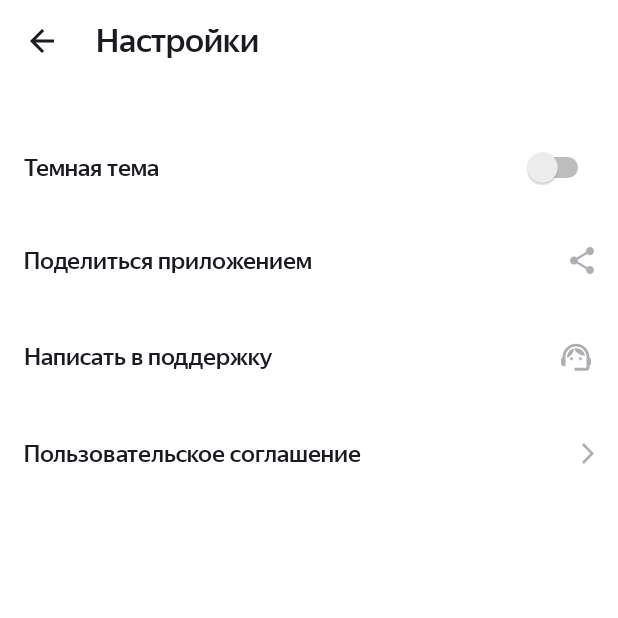
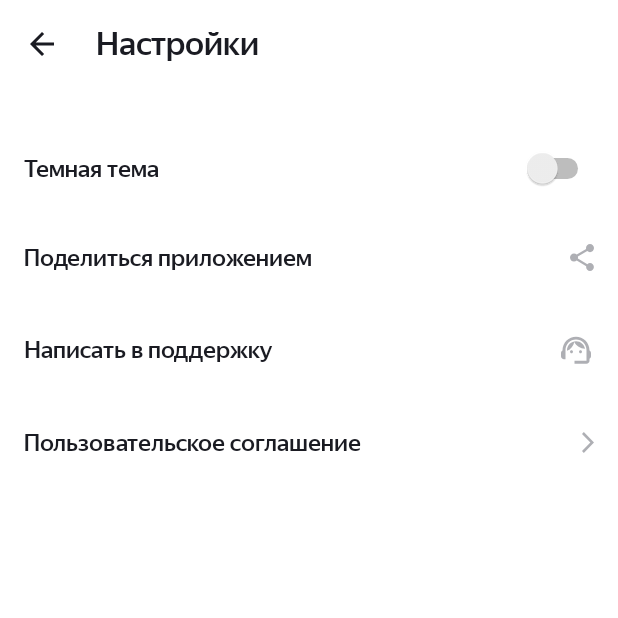
Before and after one commit to GoetzDeBouville/PlaylistMaker, an Android app: the screen it shows after launch (Settings before the commit, SettingsActivity after it), after a tap on "Настройки", on a phone screen of 412 x 824 dp, the top half of it. Run offline under Robolectric (Android 15) with nearby library versions, the phone set to English and light mode, and no system bars.

Commit message:
Исключен весь текст из SettingsActivity.kt, исправлены ошибки, проведен небольшой рефакторинг

```diff
--- a/app/src/main/AndroidManifest.xml
+++ b/app/src/main/AndroidManifest.xml
@@ -14,13 +14,13 @@
         android:theme="@style/Theme.MaterialComponents.DayNight.NoActionBar"
         tools:targetApi="31">
         <activity
-            android:name=".Search"
+            android:name=".SearchActivity"
             android:exported="false" />
         <activity
-            android:name=".Media"
+            android:name=".MediaActivity"
             android:exported="false" />
         <activity
-            android:name=".Settings"
+            android:name=".SettingsActivity"
             android:exported="false" />
         <activity
             android:name=".MainActivity"
--- a/app/src/main/java/com/example/playlistmaker/MainActivity.kt
+++ b/app/src/main/java/com/example/playlistmaker/MainActivity.kt
@@ -14,17 +14,17 @@ class MainActivity : AppCompatActivity() {
         val settingsButton = findViewById<Button>(R.id.settings)
 
         searchButton.setOnClickListener {
-            val searchIntent = Intent(this, Search::class.java)
+            val searchIntent = Intent(this, SearchActivity::class.java)
             startActivity(searchIntent)
         }
 
         mediaButton.setOnClickListener {
-            val mediaIntent = Intent(this, Media::class.java)
+            val mediaIntent = Intent(this, MediaActivity::class.java)
             startActivity(mediaIntent)
         }
 
         settingsButton.setOnClickListener {
-            val settingsIntent = Intent(this, Settings::class.java)
+            val settingsIntent = Intent(this, SettingsActivity::class.java)
             startActivity(settingsIntent)
         }
     }
--- a/app/src/main/java/com/example/playlistmaker/Media.kt
+++ b/app/src/main/java/com/example/playlistmaker/MediaActivity.kt
@@ -3,7 +3,7 @@ package com.example.playlistmaker
 import androidx.appcompat.app.AppCompatActivity
 import android.os.Bundle
 
-class Media : AppCompatActivity() {
+class MediaActivity : AppCompatActivity() {
     override fun onCreate(savedInstanceState: Bundle?) {
         super.onCreate(savedInstanceState)
         setContentView(R.layout.activity_media)
--- /dev/null
+++ b/app/src/main/java/com/example/playlistmaker/SettingsActivity.kt
@@ -0,0 +1,59 @@
+package com.example.playlistmaker
+
+import android.annotation.SuppressLint
+import android.content.Intent
+import android.net.Uri
+import androidx.appcompat.app.AppCompatActivity
+import android.os.Bundle
+import android.widget.ImageView
+import android.widget.LinearLayout
+import android.widget.Toast
+
+class SettingsActivity : AppCompatActivity() {
+    override fun onCreate(savedInstanceState: Bundle?) {
+        super.onCreate(savedInstanceState)
+        setContentView(R.layout.activity_settings)
+
+        val arrowBackButton = findViewById<ImageView>(R.id.arrow_back)
+        val shareAppButton = findViewById<LinearLayout>(R.id.share_app)
+        val sendEmailButton = findViewById<LinearLayout>(R.id.text_to_support)
+        val readOfferLink = findViewById<LinearLayout>(R.id.user_agreement)
+
+        arrowBackButton.setOnClickListener { finish() }
+        shareAppButton.setOnClickListener { shareApp() }
+        sendEmailButton.setOnClickListener { sendEmail() }
+        readOfferLink.setOnClickListener { readOffer() }
+    }
+
+    private fun shareApp() {
+        Intent().apply {
+            action = Intent.ACTION_SEND
+            type = "text/plain"
+            putExtra(Intent.EXTRA_TEXT, getString(R.string.android_practicum_link))
+            startActivity(Intent.createChooser(this, getString(R.string.share_app)))
+        }
+    }
+
+    @SuppressLint("QueryPermissionsNeeded")
+    private fun sendEmail() {
+        val intentSend = Intent(Intent.ACTION_SEND).apply {
+            type = "message/rfc822"
+            putExtra(Intent.EXTRA_EMAIL, arrayOf(getString(R.string.target_email)))
+            putExtra(Intent.EXTRA_SUBJECT, getString(R.string.subject))
+            putExtra(Intent.EXTRA_TEXT, getString(R.string.text_message))
+        }
+        if (intentSend.resolveActivity(packageManager) != null) {
+            startActivity(Intent.createChooser(intentSend, getString(R.string.text_email_app)))
+        } else {
+            Toast.makeText(this, getString(R.string.text_no_email_app), Toast.LENGTH_LONG).show()
+        }
+    }
+
+    @SuppressLint("QueryPermissionsNeeded")
+    private fun readOffer() {
+        val intentOffer = Intent(Intent.ACTION_VIEW).apply {
+            data = Uri.parse(getString(R.string.practicum_offer_link))
+        }
+        startActivity(intentOffer)
+    }
+}
--- a/app/src/main/res/layout/activity_media.xml
+++ b/app/src/main/res/layout/activity_media.xml
@@ -5,7 +5,7 @@
     android:layout_height="match_parent"
     android:background="@color/white"
     android:orientation="vertical"
-    android:paddingHorizontal="@dimen/common_padding">
+    android:paddingHorizontal="@dimen/dimen_16dp">
 
     <TextView
         android:layout_width="match_parent"
--- a/app/src/main/res/layout/activity_settings.xml
+++ b/app/src/main/res/layout/activity_settings.xml
@@ -3,20 +3,22 @@
     xmlns:app="http://schemas.android.com/apk/res-auto"
     xmlns:tools="http://schemas.android.com/tools"
     style="@style/SettingsBackgroundStyle"
-    android:paddingHorizontal="@dimen/common_padding"
-    android:paddingTop="@dimen/layouts_padding">
+    android:paddingHorizontal="@dimen/dimen_16dp"
+    android:paddingTop="@dimen/dimen_16dp">
 
     <LinearLayout
-        style="@style/SettingsHeaderStyle"
+        style="@style/ActivityHeaderStyle"
         android:orientation="horizontal">
 
         <ImageView
+            android:id="@+id/arrow_back"
             style="@style/SettingsHeaderIconStyle"
-            android:id="@+id/arrow_back"
+            android:layout_marginStart="@dimen/dimen_4dp"
             android:src="@drawable/arrow_back" />
 
         <TextView
-            style="@style/HeaderTextStyle"
+            style="@style/SettingsHeaderTextStyle"
+            android:paddingStart="@dimen/dimen_28dp"
             android:text="@string/settings"
             tools:ignore="RtlSymmetry" />
     </LinearLayout>
@@ -24,12 +26,12 @@
     <LinearLayout
         android:layout_width="match_parent"
         android:layout_height="wrap_content"
-        android:layout_marginTop="@dimen/layouts_paddingtop_large"
+        android:layout_marginTop="@dimen/dimen_40dp"
         android:orientation="horizontal">
 
         <TextView
             style="@style/SettingsTitle"
-            android:layout_marginVertical="21dp"
+            android:layout_marginVertical="@dimen/dimen_20dp"
             android:layout_weight="1"
             android:text="@string/dark_theme" />
 
@@ -37,12 +39,15 @@
             android:layout_width="wrap_content"
             android:layout_height="match_parent"
             android:layout_gravity="bottom"
-            android:minWidth="48dp"
+            android:minWidth="@dimen/dimen_48dp"
             tools:ignore="UseSwitchCompatOrMaterialXml" />
 
     </LinearLayout>
 
-    <LinearLayout style="@style/SettingsOptionContainer">
+    <LinearLayout
+        android:id="@+id/share_app"
+        style="@style/SettingsOptionContainer"
+        android:paddingVertical="@dimen/dimen_20dp">
 
         <TextView
             style="@style/SettingsTitle"
@@ -50,13 +55,15 @@
             android:text="@string/share_app" />
 
         <ImageView
-            android:id="@+id/share_app"
             style="@style/SettingsIcon"
             android:src="@drawable/share" />
 
     </LinearLayout>
 
-    <LinearLayout style="@style/SettingsOptionContainer">
+    <LinearLayout
+        android:id="@+id/text_to_support"
+        style="@style/SettingsOptionContainer"
+        android:paddingVertical="@dimen/dimen_20dp">
 
         <TextView
             style="@style/SettingsTitle"
@@ -64,13 +71,15 @@
             android:text="@string/text_to_support" />
 
         <ImageView
-            android:id="@+id/text_to_support"
             style="@style/SettingsIcon"
             android:src="@drawable/support" />
 
     </LinearLayout>
 
-    <LinearLayout style="@style/SettingsOptionContainer">
+    <LinearLayout
+        android:id="@+id/user_agreement"
+        style="@style/SettingsOptionContainer"
+        android:paddingVertical="@dimen/dimen_20dp">
 
         <TextView
             style="@style/SettingsTitle"
@@ -78,7 +87,6 @@
             android:text="@string/user_agreement" />
 
         <ImageView
-            android:id="@+id/user_agreement"
             style="@style/SettingsIcon"
             android:src="@drawable/arrow_forward" />
     </LinearLayout>
--- a/app/src/main/res/values-night/styles.xml
+++ b/app/src/main/res/values-night/styles.xml
@@ -16,19 +16,17 @@
         <item name="android:textSize">@dimen/main_text_size</item>
     </style>
 
-    <style name="MainButton">
+    <style name="MainButton" parent="Widget.MaterialComponents.Button.UnelevatedButton">
         <item name="android:layout_width">match_parent</item>
         <item name="android:layout_height">match_parent</item>
         <item name="android:backgroundTint">@color/white</item>
         <item name="android:gravity">center</item>
         <item name="android:fontFamily">@font/ys_display_medium</item>
-        <item name="android:insetTop">@dimen/common_padding</item>
         <item name="android:textAllCaps">false</item>
         <item name="android:textColor">@color/black_text</item>
         <item name="android:textSize">@dimen/main_text_size</item>
-        <item name="cornerRadius">@dimen/corner_radius</item>
+        <item name="cornerRadius">@dimen/dimen_24dp</item>
         <item name="iconGravity">textStart</item>
-        <item name="iconPadding">@dimen/icon_padding</item>
         <item name="iconTint">@color/black_text</item>
     </style>
 
@@ -39,18 +37,9 @@
         <item name="android:background">@color/background_color_dark</item>
     </style>
 
-    <style name="SettingsHeaderStyle">
+    <style name="ActivityHeaderStyle">
         <item name="android:layout_width">wrap_content</item>
         <item name="android:layout_height">wrap_content</item>
-    </style>
-
-    <style name="HeaderTextStyle">
-        <item name="android:layout_width">wrap_content</item>
-        <item name="android:layout_height">wrap_content</item>
-        <item name="android:paddingStart">@dimen/vertical_padding</item>
-        <item name="android:textColor">@color/white</item>
-        <item name="android:textSize">@dimen/main_text_size</item>
-        <item name="android:fontFamily">@font/ys_display_medium</item>
     </style>
 
     <style name="SettingsHeaderIconStyle">
@@ -58,12 +47,19 @@
         <item name="android:layout_height">wrap_content</item>
         <item name="android:layout_gravity">center_vertical</item>
         <item name="tint">@color/white</item>
-        <item name="android:layout_marginStart">4dp</item>
         <item name="android:foreground">?attr/selectableItemBackground</item>
     </style>
 
+    <style name="SettingsHeaderTextStyle">
+        <item name="android:layout_width">wrap_content</item>
+        <item name="android:layout_height">wrap_content</item>
+        <item name="android:textColor">@color/white</item>
+        <item name="android:textSize">@dimen/main_text_size</item>
+        <item name="android:fontFamily">@font/ys_display_medium</item>
+    </style>
+
     <style name="SettingsTitle">
-        <item name="android:layout_width">wrap_content</item>
+        <item name="android:layout_width">0dp</item>
         <item name="android:layout_height">wrap_content</item>
         <item name="android:textColor">@color/white</item>
         <item name="android:textSize">@dimen/small_text</item>
@@ -81,9 +77,7 @@
         <item name="android:layout_height">wrap_content</item>
         <item name="android:gravity">center</item>
         <item name="android:orientation">horizontal</item>
-        <item name="android:paddingVertical">@dimen/options_padding</item>
         <item name="android:fontFamily">@font/ys_display_regular</item>
-
     </style>
 
     <style name="SearchBackgroundStyle">
@@ -91,7 +85,6 @@
         <item name="android:layout_height">match_parent</item>
         <item name="android:orientation">vertical</item>
         <item name="android:background">@color/black_text</item>
-        <item name="android:paddingTop">@dimen/layouts_padding</item>
     </style>
 
     <style name="SearchEditextStyle">
@@ -102,28 +95,4 @@
         <item name="android:tint">@color/black_text</item>
     </style>
 
-<!--    <style name="SearchBottomLayoutStyle">-->
-<!--        <item name="android:layout_width">match_parent</item>-->
-<!--        <item name="android:layout_height">match_parent</item>-->
-<!--        <item name="android:layout_weight">1</item>-->
-<!--        <item name="android:clickable">true</item>-->
-<!--        <item name="android:gravity">center</item>-->
-<!--        <item name="android:orientation">vertical</item>-->
-<!--    </style>-->
-
-<!--    <style name="SearchBottomIconsStyle">-->
-<!--        <item name="android:layout_width">wrap_content</item>-->
-<!--        <item name="android:layout_height">wrap_content</item>-->
-<!--        <item name="android:gravity">center</item>-->
-<!--        <item name="android:layout_marginBottom">@dimen/dimen_2dp</item>-->
-<!--        <item name="android:tint">@color/white</item>-->
-<!--    </style>-->
-<!--    <style name="SearchBottomTextStyle">-->
-<!--        <item name="android:layout_width">wrap_content</item>-->
-<!--        <item name="android:layout_height">wrap_content</item>-->
-<!--        <item name="android:gravity">center</item>-->
-<!--        <item name="android:layout_marginBottom">@dimen/dimen_8dp</item>-->
-<!--        <item name="android:textColor">@color/white</item>-->
-<!--    </style>-->
-
 </resources>
--- a/app/src/main/res/values/dimen.xml
+++ b/app/src/main/res/values/dimen.xml
@@ -4,17 +4,15 @@
     <dimen name="small_text">16sp</dimen>
     <dimen name="large_text">32sp</dimen>
 
-    <dimen name="dimen_2dp">2dp</dimen>
+    <dimen name="dimen_4dp">4dp</dimen>
     <dimen name="dimen_8dp">8dp</dimen>
-    <dimen name="icon_padding">10dp</dimen>
     <dimen name="dimen_12dp">12dp</dimen>
-    <dimen name="layouts_padding">14dp</dimen>
-    <dimen name="common_padding">16dp</dimen>
-    <dimen name="corner_radius">18dp</dimen>
-    <dimen name="options_padding">21dp</dimen>
+    <dimen name="dimen_16dp">16dp</dimen>
+    <dimen name="dimen_20dp">20dp</dimen>
     <dimen name="dimen_24dp">24dp</dimen>
-    <dimen name="vertical_padding">28dp</dimen>
+    <dimen name="dimen_28dp">28dp</dimen>
     <dimen name="dimen_36dp">36dp</dimen>
-    <dimen name="layouts_paddingtop_large">40dp</dimen>
+    <dimen name="dimen_40dp">40dp</dimen>
+    <dimen name="dimen_48dp">48dp</dimen>
 
 </resources>
--- a/app/src/main/res/values/strings.xml
+++ b/app/src/main/res/values/strings.xml
@@ -10,4 +10,11 @@
     <string name="user_agreement">Пользовательское соглашение</string>
     <string name="arrow_back">arrow_back</string>
     <string name="media_screen">Media screen</string>
+    <string name="android_practicum_link">https://practicum.yandex.ru/android-developer/</string>
+    <string name="target_email">zinchencko.alexei2018@yandex.ru</string>
+    <string name="subject">Сообщение разработчикам и разработчицам приложения Playlist Maker</string>
+    <string name="text_message">Спасибо разработчикам и разработчицам за крутое приложение!</string>
+    <string name="text_email_app">Выберите приложение для отправления письма</string>
+    <string name="text_no_email_app">На устройстве не обнаружено ни одного почтового клиента</string>
+    <string name="practicum_offer_link">https://yandex.ru/legal/practicum_offer/</string>
 </resources>
--- a/app/src/main/res/values/styles.xml
+++ b/app/src/main/res/values/styles.xml
@@ -16,34 +16,30 @@
         <item name="android:textSize">@dimen/main_text_size</item>
     </style>
 
-    <style name="MainButton">
+    <style name="MainButton" parent="Widget.MaterialComponents.Button.UnelevatedButton">
         <item name="android:layout_width">match_parent</item>
         <item name="android:layout_height">match_parent</item>
         <item name="android:backgroundTint">@color/white</item>
         <item name="android:gravity">center</item>
         <item name="android:fontFamily">@font/ys_display_medium</item>
-        <item name="android:insetTop">@dimen/common_padding</item>
         <item name="android:textAllCaps">false</item>
         <item name="android:textColor">@color/black_text</item>
         <item name="android:textSize">@dimen/main_text_size</item>
-        <item name="cornerRadius">@dimen/corner_radius</item>
+        <item name="cornerRadius">@dimen/dimen_24dp</item>
         <item name="iconGravity">textStart</item>
-        <item name="iconPadding">@dimen/icon_padding</item>
         <item name="iconTint">@color/black_text</item>
     </style>
 
-    <style name="SettingsHeaderStyle">
+    <style name="SettingsBackgroundStyle">
+        <item name="android:layout_width">match_parent</item>
+        <item name="android:layout_height">match_parent</item>
+        <item name="android:orientation">vertical</item>
+        <item name="android:background">@color/white</item>
+    </style>
+
+    <style name="ActivityHeaderStyle">
         <item name="android:layout_width">wrap_content</item>
         <item name="android:layout_height">wrap_content</item>
-    </style>
-
-    <style name="HeaderTextStyle">
-        <item name="android:layout_width">wrap_content</item>
-        <item name="android:layout_height">wrap_content</item>
-        <item name="android:paddingStart">@dimen/vertical_padding</item>
-        <item name="android:textColor">@color/black_text</item>
-        <item name="android:textSize">@dimen/main_text_size</item>
-        <item name="android:fontFamily">@font/ys_display_medium</item>
     </style>
 
     <style name="SettingsHeaderIconStyle">
@@ -51,24 +47,23 @@
         <item name="android:layout_height">wrap_content</item>
         <item name="android:layout_gravity">center_vertical</item>
         <item name="tint">@color/black_text</item>
-        <item name="android:layout_marginStart">4dp</item>
         <item name="android:foreground">?attr/selectableItemBackground</item>
     </style>
 
+    <style name="SettingsHeaderTextStyle">
+        <item name="android:layout_width">wrap_content</item>
+        <item name="android:layout_height">wrap_content</item>
+        <item name="android:textColor">@color/black_text</item>
+        <item name="android:textSize">@dimen/main_text_size</item>
+        <item name="android:fontFamily">@font/ys_display_medium</item>
+    </style>
+
     <style name="SettingsTitle">
-        <item name="android:layout_width">wrap_content</item>
+        <item name="android:layout_width">0dp</item>
         <item name="android:layout_height">wrap_content</item>
         <item name="android:textColor">@color/black_text</item>
         <item name="android:textSize">@dimen/small_text</item>
         <item name="android:fontFamily">@font/ys_display_medium</item>
-
-    </style>
-
-    <style name="SettingsBackgroundStyle">
-        <item name="android:layout_width">match_parent</item>
-        <item name="android:layout_height">match_parent</item>
-        <item name="android:orientation">vertical</item>
-        <item name="android:background">@color/white</item>
     </style>
 
     <style name="SettingsIcon">
@@ -82,9 +77,7 @@
         <item name="android:layout_height">wrap_content</item>
         <item name="android:gravity">center</item>
         <item name="android:orientation">horizontal</item>
-        <item name="android:paddingVertical">@dimen/options_padding</item>
         <item name="android:fontFamily">@font/ys_display_regular</item>
-
     </style>
 
     <style name="SearchBackgroundStyle">
@@ -92,7 +85,6 @@
         <item name="android:layout_height">match_parent</item>
         <item name="android:orientation">vertical</item>
         <item name="android:background">@color/white</item>
-        <item name="android:paddingTop">@dimen/layouts_padding</item>
     </style>
 
     <style name="SearchEditextStyle">
@@ -103,27 +95,4 @@
         <item name="android:tint">@color/text_gray</item>
     </style>
 
-<!--    <style name="SearchBottomLayoutStyle">-->
-<!--        <item name="android:layout_width">match_parent</item>-->
-<!--        <item name="android:layout_height">match_parent</item>-->
-<!--        <item name="android:layout_weight">1</item>-->
-<!--        <item name="android:clickable">true</item>-->
-<!--        <item name="android:gravity">center</item>-->
-<!--        <item name="android:orientation">vertical</item>-->
-<!--    </style>-->
-
-<!--    <style name="SearchBottomIconsStyle">-->
-<!--        <item name="android:layout_width">wrap_content</item>-->
-<!--        <item name="android:layout_height">wrap_content</item>-->
-<!--        <item name="android:gravity">center</item>-->
-<!--        <item name="android:layout_marginBottom">@dimen/dimen_2dp</item>-->
-<!--        <item name="android:tint">@color/black_text</item>-->
-<!--    </style>-->
-<!--    <style name="SearchBottomTextStyle">-->
-<!--        <item name="android:layout_width">wrap_content</item>-->
-<!--        <item name="android:layout_height">wrap_content</item>-->
-<!--        <item name="android:gravity">center</item>-->
-<!--        <item name="android:layout_marginBottom">@dimen/dimen_8dp</item>-->
-<!--        <item name="android:textColor">@color/black_text</item>-->
-<!--    </style>-->
 </resources>
```
Also changed, not shown: app/src/main/java/com/example/playlistmaker/SearchActivity.kt (renamed from app/src/main/java/com/example/playlistmaker/Search.kt, +13 -18 lines), app/src/main/java/com/example/playlistmaker/Settings.kt (deleted, +0 -75 lines), app/src/main/res/layout/activity_main.xml (+13 -7 lines), app/src/main/res/layout/activity_search.xml (+8 -6 lines).
